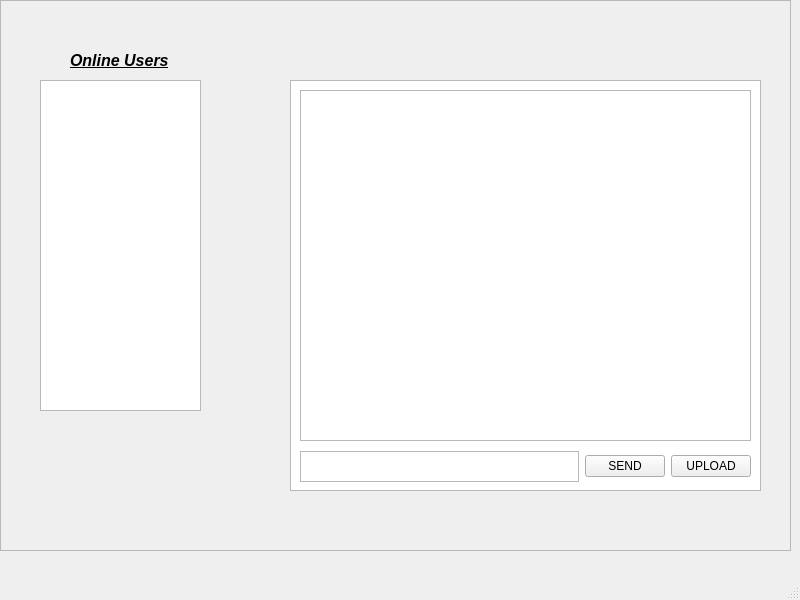
Before: the Qt Designer form messengerApp/AppUI.ui in dey44and/point-to-point-encryption, drawn with Qt 5.
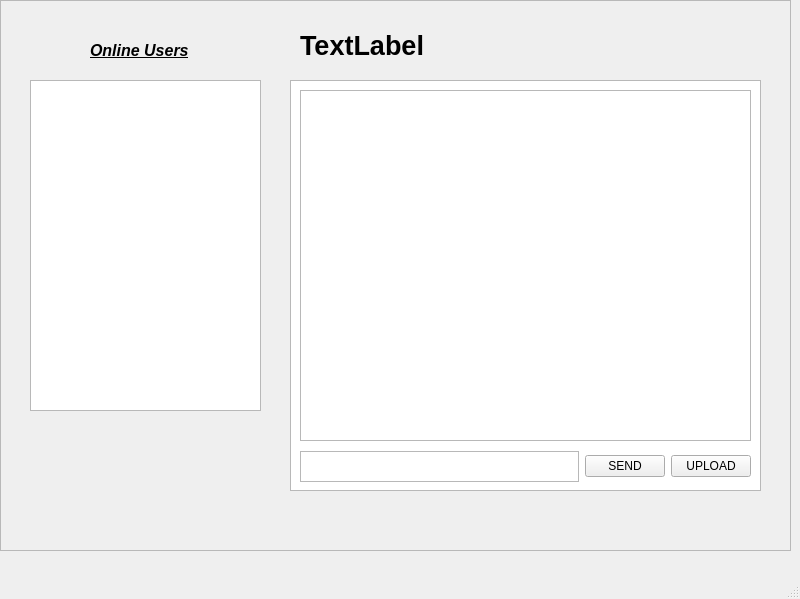
After: the same form once the commit is applied.

Diff of the .ui file:
```diff
--- a/messengerApp/AppUI.ui
+++ b/messengerApp/AppUI.ui
@@ -7,9 +7,15 @@
     <x>0</x>
     <y>0</y>
     <width>800</width>
-    <height>600</height>
+    <height>599</height>
    </rect>
   </property>
+  <property name="sizePolicy">
+   <sizepolicy hsizetype="Fixed" vsizetype="Fixed">
+    <horstretch>0</horstretch>
+    <verstretch>0</verstretch>
+   </sizepolicy>
+  </property>
   <property name="windowTitle">
    <string>MainWindow</string>
   </property>
@@ -35,9 +41,9 @@
        <widget class="QListView" name="listView">
         <property name="geometry">
          <rect>
-          <x>40</x>
+          <x>30</x>
           <y>80</y>
-          <width>161</width>
+          <width>231</width>
           <height>331</height>
          </rect>
         </property>
@@ -45,8 +51,8 @@
        <widget class="QLabel" name="label">
         <property name="geometry">
          <rect>
-          <x>70</x>
-          <y>40</y>
+          <x>90</x>
+          <y>30</y>
           <width>111</width>
           <height>41</height>
          </rect>
@@ -122,6 +128,26 @@
          </rect>
         </property>
        </widget>
+       <widget class="QLabel" name="userLabel">
+        <property name="geometry">
+         <rect>
+          <x>300</x>
+          <y>30</y>
+          <width>131</width>
+          <height>31</height>
+         </rect>
+        </property>
+        <property name="font">
+         <font>
+          <pointsize>20</pointsize>
+          <weight>75</weight>
+          <bold>true</bold>
+         </font>
+        </property>
+        <property name="text">
+         <string>TextLabel</string>
+        </property>
+       </widget>
       </widget>
      </item>
     </layout>
```
Left out of the diff: 4 changed lines with no effect on the pictures.
